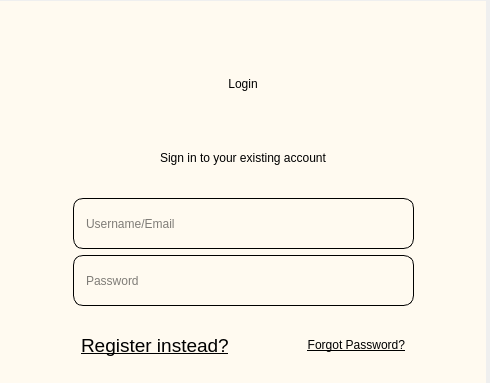
The window that UI/ui_startup.ui (lakshya076/Cinematch) describes before a commit, drawn with Qt 5; both pictures show x 0 to 490 and y 0 to 383 of the 490 by 560 pixel window.
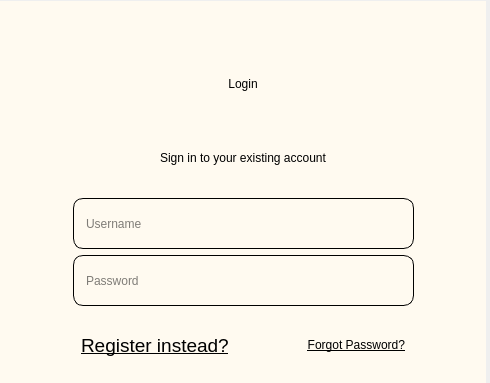
The same window after the commit. The open tabs and pages were chosen to show the change.

The edit to the form file:
```diff
--- a/UI/ui_startup.ui
+++ b/UI/ui_startup.ui
@@ -777,7 +777,7 @@
                                               <string/>
                                           </property>
                                           <property name="placeholderText">
-                                              <string>Username/Email</string>
+                                              <string>Username</string>
                                           </property>
                                       </widget>
                                   </item>
```
